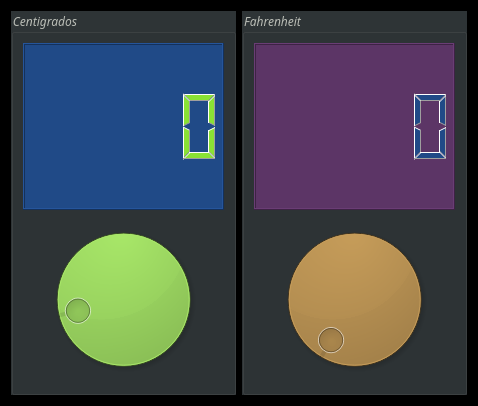
Before: the Qt Designer form conversor.ui in Danizet/Conversor_Temperatura_UI, drawn with Qt 5.
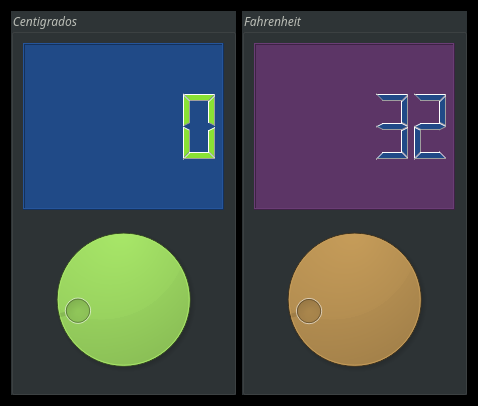
After: the same form once the commit is applied.

Commit message: Finalizada conversion 2 unidades

```diff
--- a/conversor.ui
+++ b/conversor.ui
@@ -82,6 +82,9 @@
          <string notr="true">color: rgb(32, 74, 135);
 background-color: rgb(92, 53, 102);</string>
         </property>
+        <property name="intValue" stdset="0">
+         <number>32</number>
+        </property>
        </widget>
       </item>
       <item>
@@ -96,6 +99,12 @@
         <property name="maximum">
          <number>210</number>
         </property>
+        <property name="sliderPosition">
+         <number>32</number>
+        </property>
+        <property name="notchTarget">
+         <double>11.699999999999999</double>
+        </property>
        </widget>
       </item>
      </layout>
```
The commit also changes 2 other files.
